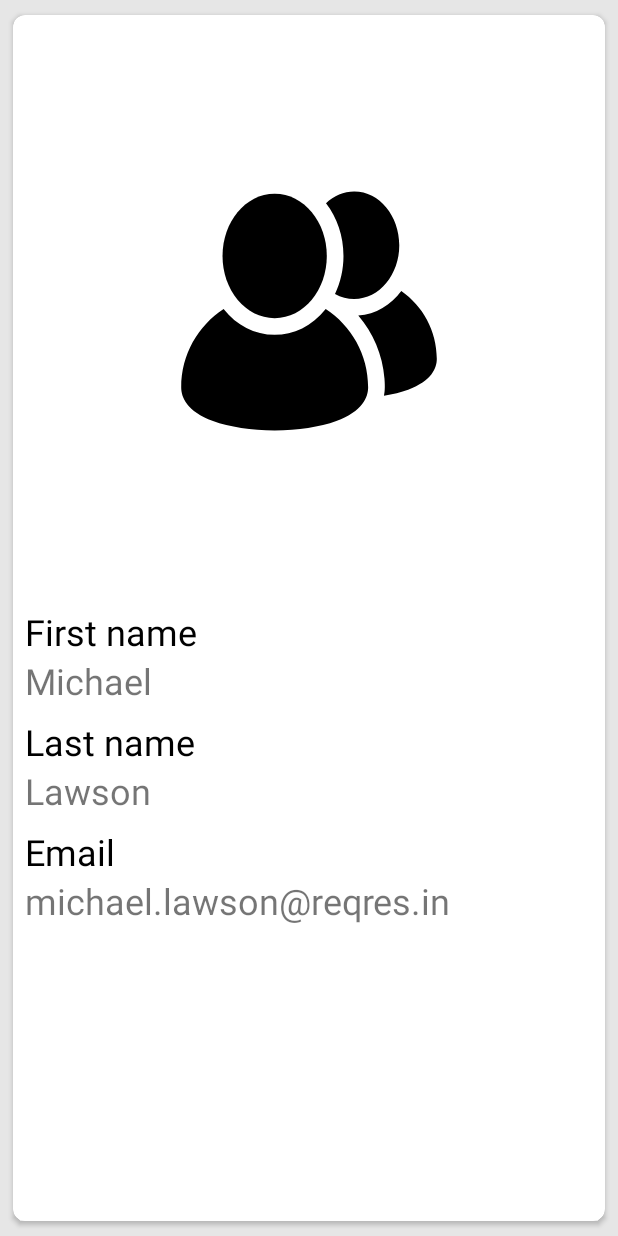
After one commit to quaerense/Users, an Android app: the layout fragment_user_info.xml on its own in the app's theme, with its tools: preview values and no code run, on a phone screen of 412 x 824 dp. The commit adds this screen. Run offline under Robolectric (Android 15) with nearby library versions, the phone set to English and light mode, and no system bars.

Commit message:
Add user information display

```diff
--- a/app/src/main/AndroidManifest.xml
+++ b/app/src/main/AndroidManifest.xml
@@ -12,7 +12,7 @@
         android:supportsRtl="true"
         android:theme="@style/Theme.Users">
         <activity
-            android:name=".presentation.MainActivity"
+            android:name=".presentation.activity.MainActivity"
             android:exported="true">
             <intent-filter>
                 <action android:name="android.intent.action.MAIN" />
--- a/app/src/main/java/org/quaerense/users/data/database/dao/UserDao.kt
+++ b/app/src/main/java/org/quaerense/users/data/database/dao/UserDao.kt
@@ -10,7 +10,7 @@ interface UserDao {
     suspend fun addAll(users: List<UserDbModel>)
 
     @Query("SELECT * FROM users WHERE id = :id")
-    fun get(id: Int): LiveData<UserDbModel>
+    suspend fun get(id: Int): UserDbModel
 
     @Query("SELECT * FROM users")
     fun getAll(): LiveData<List<UserDbModel>>
--- a/app/src/main/java/org/quaerense/users/data/repository/UserRepositoryImpl.kt
+++ b/app/src/main/java/org/quaerense/users/data/repository/UserRepositoryImpl.kt
@@ -15,9 +15,7 @@ class UserRepositoryImpl(private val application: Application) : UserRepository
     private val dao = AppDatabase.getInstance(application).userDao()
     private val mapper = UserMapper()
 
-    override fun get(id: Int): LiveData<User> = Transformations.map(dao.get(id)) {
-        mapper.mapDbModelToEntity(it)
-    }
+    override suspend fun get(id: Int): User = mapper.mapDbModelToEntity(dao.get(id))
 
     override fun getAll(): LiveData<List<User>> = Transformations.map(dao.getAll()) {
         mapper.mapDbModelListToEntityList(it)
--- a/app/src/main/java/org/quaerense/users/domain/repository/UserRepository.kt
+++ b/app/src/main/java/org/quaerense/users/domain/repository/UserRepository.kt
@@ -5,7 +5,7 @@ import org.quaerense.users.domain.model.User
 
 interface UserRepository {
 
-    fun get(id: Int): LiveData<User>
+    suspend fun get(id: Int): User
 
     fun getAll(): LiveData<List<User>>
 
--- a/app/src/main/java/org/quaerense/users/domain/usecase/GetUserUseCase.kt
+++ b/app/src/main/java/org/quaerense/users/domain/usecase/GetUserUseCase.kt
@@ -6,7 +6,7 @@ import org.quaerense.users.domain.repository.UserRepository
 
 class GetUserUseCase(private val repository: UserRepository) {
 
-    operator fun invoke(id: Int): LiveData<User> {
+    suspend operator fun invoke(id: Int): User {
         return repository.get(id)
     }
 }
--- a/app/src/main/java/org/quaerense/users/presentation/MainActivity.kt
+++ b/app/src/main/java/org/quaerense/users/presentation/activity/MainActivity.kt
@@ -1,4 +1,4 @@
-package org.quaerense.users.presentation
+package org.quaerense.users.presentation.activity
 
 import android.os.Bundle
 import androidx.appcompat.app.AppCompatActivity
--- a/app/src/main/java/org/quaerense/users/presentation/adapter/UserListAdapter.kt
+++ b/app/src/main/java/org/quaerense/users/presentation/adapter/UserListAdapter.kt
@@ -8,6 +8,8 @@ import org.quaerense.users.databinding.ItemUserBinding
 import org.quaerense.users.domain.model.User
 
 class UserListAdapter : ListAdapter<User, UserViewHolder>(UserDiffCallback) {
+
+    var onUserClickListener: ((user: User) -> Unit)? = null
 
     override fun onCreateViewHolder(parent: ViewGroup, viewType: Int): UserViewHolder {
         val binding = ItemUserBinding.inflate(
@@ -23,5 +25,8 @@ class UserListAdapter : ListAdapter<User, UserViewHolder>(UserDiffCallback) {
         val user = getItem(position)
         Picasso.get().load(user.avatarUrl).into(holder.binding.ivAvatar)
         holder.binding.user = user
+        holder.binding.root.setOnClickListener {
+            onUserClickListener?.invoke(user)
+        }
     }
 }
--- a/app/src/main/res/layout/activity_main.xml
+++ b/app/src/main/res/layout/activity_main.xml
@@ -7,7 +7,7 @@
         android:name="org.quaerense.users.presentation.fragment.MainFragment"
         android:layout_width="match_parent"
         android:layout_height="match_parent"
-        tools:context=".presentation.MainActivity">
+        tools:context=".presentation.activity.MainActivity">
 
     </androidx.fragment.app.FragmentContainerView>
 </layout>
--- /dev/null
+++ b/app/src/main/res/layout/fragment_user_info.xml
@@ -0,0 +1,111 @@
+<?xml version="1.0" encoding="utf-8"?>
+
+<layout>
+
+    <data>
+
+        <variable
+            name="user"
+            type="org.quaerense.users.domain.model.User" />
+    </data>
+
+    <androidx.constraintlayout.widget.ConstraintLayout xmlns:android="http://schemas.android.com/apk/res/android"
+        xmlns:app="http://schemas.android.com/apk/res-auto"
+        xmlns:tools="http://schemas.android.com/tools"
+        android:layout_width="match_parent"
+        android:layout_height="match_parent"
+        android:background="@color/light_grey"
+        tools:context=".presentation.fragment.UserInfoFragment">
+
+        <androidx.cardview.widget.CardView
+            android:layout_width="match_parent"
+            android:layout_height="match_parent"
+            android:layout_margin="4dp"
+            app:cardCornerRadius="8dp"
+            app:cardUseCompatPadding="true">
+
+            <ScrollView
+                android:layout_width="match_parent"
+                android:layout_height="match_parent">
+
+                <androidx.constraintlayout.widget.ConstraintLayout
+                    android:layout_width="match_parent"
+                    android:layout_height="wrap_content"
+                    android:layout_margin="8dp">
+
+                    <ImageView
+                        android:id="@+id/ivAvatar"
+                        android:layout_width="match_parent"
+                        android:layout_height="match_parent"
+                        android:adjustViewBounds="true"
+                        android:contentDescription="@string/description_user_avatar"
+                        android:scaleType="fitCenter"
+                        tools:src="@drawable/ic_launcher_foreground" />
+
+                    <TextView
+                        android:id="@+id/tvLabelFirstName"
+                        android:layout_width="wrap_content"
+                        android:layout_height="wrap_content"
+                        android:layout_marginTop="8dp"
+                        android:text="@string/label_first_name"
+                        android:textColor="@color/black"
+                        android:textSize="24sp"
+                        app:layout_constraintStart_toStartOf="parent"
+                        app:layout_constraintTop_toBottomOf="@id/ivAvatar" />
+
+                    <TextView
+                        android:id="@+id/tvFirstName"
+                        android:layout_width="wrap_content"
+                        android:layout_height="wrap_content"
+                        android:text="@{user.firstName}"
+                        android:textSize="24sp"
+                        app:layout_constraintStart_toStartOf="@id/tvLabelFirstName"
+                        app:layout_constraintTop_toBottomOf="@id/tvLabelFirstName"
+                        tools:text="Michael" />
+
+                    <TextView
+                        android:id="@+id/tvLabelLastName"
+                        android:layout_width="wrap_content"
+                        android:layout_height="wrap_content"
+                        android:layout_marginTop="8dp"
+                        android:text="@string/label_last_name"
+                        android:textColor="@color/black"
+                        android:textSize="24sp"
+                        app:layout_constraintStart_toStartOf="parent"
+                        app:layout_constraintTop_toBottomOf="@id/tvFirstName" />
+
+                    <TextView
+                        android:id="@+id/tvLastName"
+                        android:layout_width="wrap_content"
+                        android:layout_height="wrap_content"
+                        android:text="@{user.lastName}"
+                        android:textSize="24sp"
+                        app:layout_constraintStart_toStartOf="@id/tvLabelLastName"
+                        app:layout_constraintTop_toBottomOf="@id/tvLabelLastName"
+                        tools:text="Lawson" />
+
+                    <TextView
+                        android:id="@+id/tvLabelEmail"
+                        android:layout_width="wrap_content"
+                        android:layout_height="wrap_content"
+                        android:layout_marginTop="8dp"
+                        android:text="@string/label_email"
+                        android:textColor="@color/black"
+                        android:textSize="24sp"
+                        app:layout_constraintStart_toStartOf="parent"
+                        app:layout_constraintTop_toBottomOf="@id/tvLastName" />
+
+                    <TextView
+                        android:id="@+id/tvEmail"
+                        android:layout_width="wrap_content"
+                        android:layout_height="wrap_content"
+                        android:text="@{user.email}"
+                        android:textSize="24sp"
+                        app:layout_constraintStart_toStartOf="@id/tvLabelEmail"
+                        app:layout_constraintTop_toBottomOf="@id/tvLabelEmail"
+                        tools:text="michael.lawson@reqres.in" />
+                </androidx.constraintlayout.widget.ConstraintLayout>
+            </ScrollView>
+        </androidx.cardview.widget.CardView>
+    </androidx.constraintlayout.widget.ConstraintLayout>
+</layout>
--- a/app/src/main/res/values-night/themes.xml
+++ b/app/src/main/res/values-night/themes.xml
@@ -1,6 +1,6 @@
 <resources xmlns:tools="http://schemas.android.com/tools">
     <!-- Base application theme. -->
-    <style name="Theme.Users" parent="Theme.MaterialComponents.DayNight.DarkActionBar">
+    <style name="Theme.Users" parent="Theme.MaterialComponents.DayNight.NoActionBar">
         <!-- Primary brand color. -->
         <item name="colorPrimary">@color/purple_200</item>
         <item name="colorPrimaryVariant">@color/purple_700</item>
--- a/app/src/main/res/values/colors.xml
+++ b/app/src/main/res/values/colors.xml
@@ -7,4 +7,5 @@
     <color name="teal_700">#FF018786</color>
     <color name="black">#FF000000</color>
     <color name="white">#FFFFFFFF</color>
+    <color name="light_grey">#E6E6E6</color>
 </resources>
--- a/app/src/main/res/values/strings.xml
+++ b/app/src/main/res/values/strings.xml
@@ -4,4 +4,6 @@
     <string name="label_first_name">First name</string>
     <string name="label_last_name">Last name</string>
     <string name="label_email">Email</string>
+    <string name="error_user_not_found">User not found</string>
+    <string name="users">Пользователи</string>
 </resources>
--- a/app/src/main/res/values/themes.xml
+++ b/app/src/main/res/values/themes.xml
@@ -1,9 +1,9 @@
 <resources xmlns:tools="http://schemas.android.com/tools">
     <!-- Base application theme. -->
-    <style name="Theme.Users" parent="Theme.MaterialComponents.DayNight.DarkActionBar">
+    <style name="Theme.Users" parent="Theme.MaterialComponents.DayNight.NoActionBar">
         <!-- Primary brand color. -->
         <item name="colorPrimary">@color/purple_500</item>
-        <item name="colorPrimaryVariant">@color/purple_700</item>
+        <item name="colorPrimaryVariant">@color/black</item>
         <item name="colorOnPrimary">@color/white</item>
         <!-- Secondary brand color. -->
         <item name="colorSecondary">@color/teal_200</item>
```
Also changed, not shown: app/src/main/java/org/quaerense/users/presentation/fragment/MainFragment.kt (+12 -0 lines), app/src/main/java/org/quaerense/users/presentation/fragment/UserInfoFragment.kt (added, +76 -0 lines), app/src/main/java/org/quaerense/users/presentation/viewmodel/MainViewModel.kt (+6 -8 lines), app/src/main/java/org/quaerense/users/presentation/viewmodel/UserInfoViewModel.kt (added, +29 -0 lines), app/src/main/res/layout/fragment_main.xml (+35 -0 lines).
